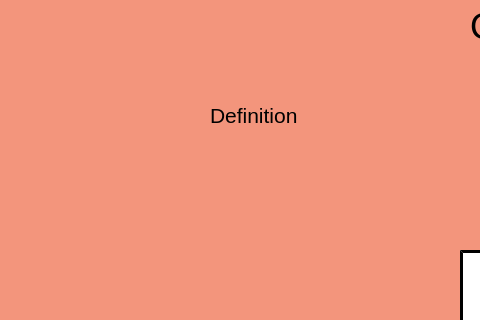
Old version of the form Senior_Project/mainwindow.ui in the repository Devesh-PatelUF/ComputerNvision; both pictures show x 0 to 480 and y 0 to 320 of the 1280 by 900 pixel window.
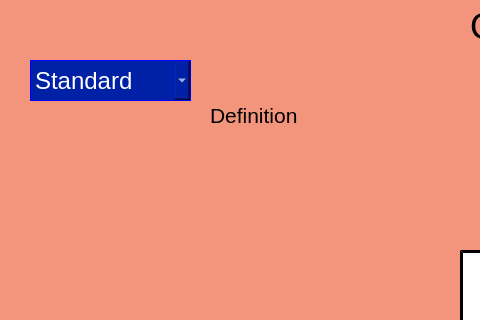
New version of the form.

Diff of the .ui file:
```diff
--- a/Senior_Project/mainwindow.ui
+++ b/Senior_Project/mainwindow.ui
@@ -293,6 +293,38 @@
      <set>Qt::AlignCenter</set>
     </property>
    </widget>
+   <widget class="QComboBox" name="comboBox">
+    <property name="geometry">
+     <rect>
+      <x>30</x>
+      <y>60</y>
+      <width>161</width>
+      <height>41</height>
+     </rect>
+    </property>
+    <property name="font">
+     <font>
+      <pointsize>18</pointsize>
+     </font>
+    </property>
+    <property name="styleSheet">
+     <string notr="true">border: 1px solid;
+border-radius: 57px;
+border-color: blue;
+background-color: #0021A5;
+color: white;</string>
+    </property>
+    <item>
+     <property name="text">
+      <string>Standard</string>
+     </property>
+    </item>
+    <item>
+     <property name="text">
+      <string>Verbose</string>
+     </property>
+    </item>
+   </widget>
    <zorder>imageLabel</zorder>
    <zorder>recaptureButton</zorder>
    <zorder>continueButton</zorder>
```
Left out of the diff: 3 changed lines with no effect on the pictures.
